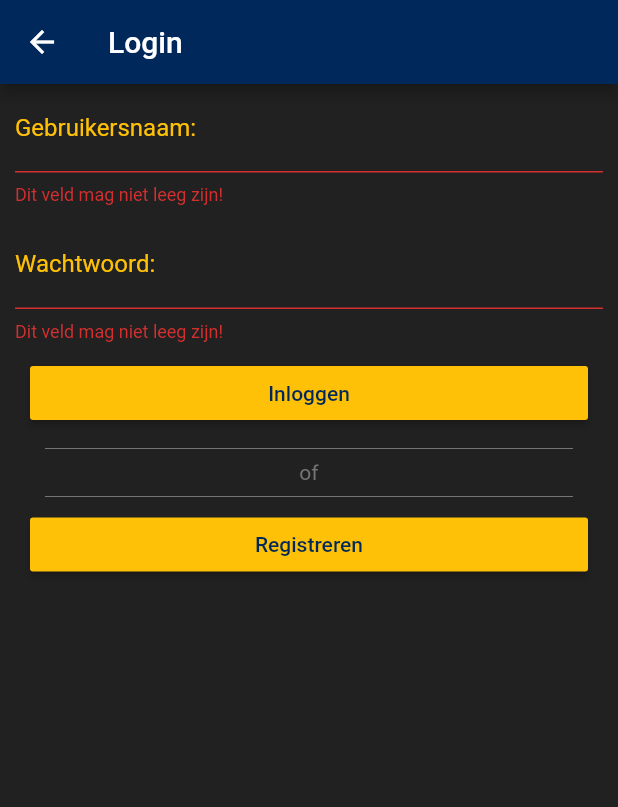
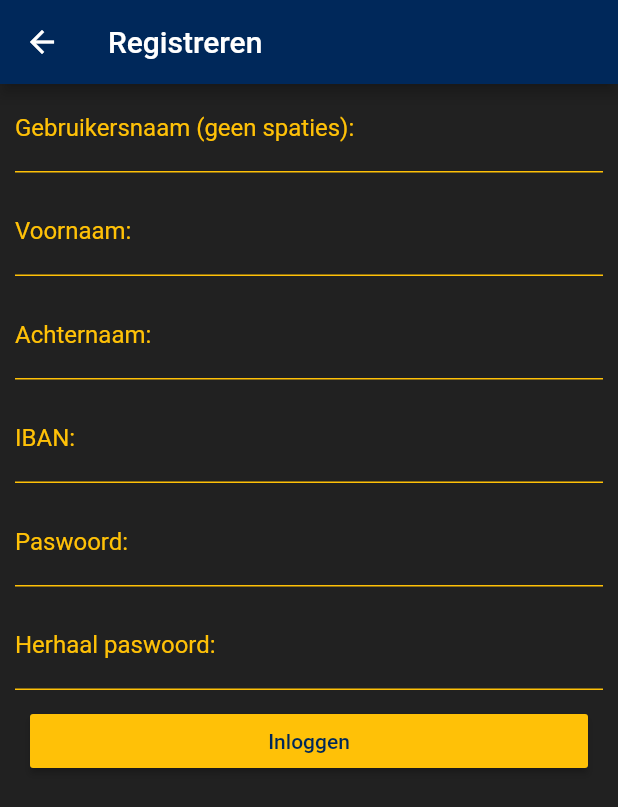
Before and after one commit to arnevandoorslaer/ucll-mobile-1920, a Flutter app: the LoginScreen screen opened by its route, after a tap on "Inloggen", after a tap on "Registreren", on a phone screen of 412 x 824 dp. Shown: the top 807 px of the screen. Run offline on Flutter 3.47's test engine with Material 2 defaults, Android fonts, the phone set to English and light mode, and no system bars; our stand-ins replace flutter_datetime_picker, flutter_spinkit; missing offline and left inert: flutter_multiselect.

Commit message:
register screen

```diff
--- a/FirstFlutter/first_flutter/lib/main.dart
+++ b/FirstFlutter/first_flutter/lib/main.dart
@@ -1,6 +1,7 @@
 import 'pages/addEvent.dart';
 import 'pages/loading.dart';
 import 'pages/loginScreen.dart';
+import 'pages/registerScreen.dart';
 import 'package:flutter/material.dart';
 
 import 'pages/home.dart';
@@ -12,5 +13,6 @@ void main() => runApp(MaterialApp(
     "/home" : (context) => Home(),
     "/add" : (context) => AddEvent(),
     "/login" : (context) => LoginScreen(),
+    "/register" : (context) => RegisterScreen(),
   },
 ));
--- a/FirstFlutter/first_flutter/lib/pages/loginScreen.dart
+++ b/FirstFlutter/first_flutter/lib/pages/loginScreen.dart
@@ -117,7 +117,7 @@ class _LoginScreenState extends State<LoginScreen> {
                     padding: const EdgeInsets.fromLTRB(20, 0, 20, 5),
                     child: RaisedButton(
                         onPressed: () {
-
+                          Navigator.pushNamed(context,  "/register");
                         },
                         color: Colors.amber,
                         child: Text('Registreren',
--- /dev/null
+++ b/FirstFlutter/first_flutter/lib/pages/registerScreen.dart
@@ -0,0 +1,19 @@
+import 'package:Cleverdivide/widgets/appbar.dart';
+import 'package:Cleverdivide/widgets/registerForm.dart';
+import 'package:flutter/material.dart';
+
+class RegisterScreen extends StatefulWidget {
+  @override
+  _RegisterScreenState createState() => _RegisterScreenState();
+}
+
+class _RegisterScreenState extends State<RegisterScreen> {
+  @override
+  Widget build(BuildContext context) {
+    return Scaffold(
+      appBar: CustomAppBarWidget(text: "Registreren",),
+      body: RegisterForm(),
+      backgroundColor: Colors.grey[900],
+    );
+  }
+}
--- /dev/null
+++ b/FirstFlutter/first_flutter/lib/widgets/registerForm.dart
@@ -0,0 +1,217 @@
+import 'package:flutter/material.dart';
+
+class RegisterForm extends StatefulWidget {
+  @override
+  _RegisterFormState createState() => _RegisterFormState();
+}
+
+class _RegisterFormState extends State<RegisterForm> {
+  final _formKey = GlobalKey<FormState>();
+
+  @override
+  Widget build(BuildContext context) {
+    return ListView(
+      children: <Widget>[
+        Form(
+          key: _formKey,
+          child: Column(
+            crossAxisAlignment: CrossAxisAlignment.stretch,
+            children: <Widget>[
+              Padding(
+                padding: const EdgeInsets.fromLTRB(10,0,10,10),
+                child: TextFormField(
+                  maxLines: null,
+                  style: TextStyle(
+                    color: Colors.white,
+                  ),
+                  validator: (value) {
+                    if (value.isEmpty) {
+                      return "Dit veld mag niet leeg zijn!";
+                    }
+                    if(value.contains(" ")){
+                      return "Geen spaties bitch!";
+                    }
+                    return null;
+                  },
+                  decoration: InputDecoration(
+                    labelText: 'Gebruikersnaam (geen spaties): ',
+                    labelStyle: TextStyle(
+                      color: Colors.amber,
+                    ),
+                    focusedBorder: UnderlineInputBorder(
+                        borderSide: BorderSide(color: Colors.amber)
+                    ),
+                    enabledBorder: UnderlineInputBorder(
+                        borderSide: BorderSide(color: Colors.amber)
+                    ),
+                  ),
+                ),
+              ),
+
+              Padding(
+                padding: const EdgeInsets.fromLTRB(10,0,10,10),
+                child: TextFormField(
+                  maxLines: null,
+                  style: TextStyle(
+                    color: Colors.white,
+                  ),
+                  validator: (value) {
+                    if (value.isEmpty) {
+                      return "Dit veld mag niet leeg zijn!";
+                    }
+                    return null;
+                  },
+                  decoration: InputDecoration(
+                    labelText: 'Voornaam: ',
+                    labelStyle: TextStyle(
+                      color: Colors.amber,
+                    ),
+                    focusedBorder: UnderlineInputBorder(
+                        borderSide: BorderSide(color: Colors.amber)
+                    ),
+                    enabledBorder: UnderlineInputBorder(
+                        borderSide: BorderSide(color: Colors.amber)
+                    ),
+                  ),
+                ),
+              ),
+
+              Padding(
+                padding: const EdgeInsets.fromLTRB(10,0,10,10),
+                child: TextFormField(
+                  maxLines: null,
+                  style: TextStyle(
+                    color: Colors.white,
+                  ),
+                  validator: (value) {
+                    if (value.isEmpty) {
+                      return "Dit veld mag niet leeg zijn!";
+                    }
+                    return null;
+                  },
+                  decoration: InputDecoration(
+                    labelText: 'Achternaam: ',
+                    labelStyle: TextStyle(
+                      color: Colors.amber,
+                    ),
+                    focusedBorder: UnderlineInputBorder(
+                        borderSide: BorderSide(color: Colors.amber)
+                    ),
+                    enabledBorder: UnderlineInputBorder(
+                        borderSide: BorderSide(color: Colors.amber)
+                    ),
+                  ),
+                ),
+              ),
+
+              Padding(
+                padding: const EdgeInsets.fromLTRB(10,0,10,10),
+                child: TextFormField(
+                  maxLines: null,
+                  style: TextStyle(
+                    color: Colors.white,
+                  ),
+                  validator: (value) {
+                    if (value.isEmpty) {
+                      return "Dit veld mag niet leeg zijn!";
+                    }
+                    return null;
+                  },
+                  decoration: InputDecoration(
+                    labelText: 'IBAN: ',
+                    labelStyle: TextStyle(
+                      color: Colors.amber,
+                    ),
+                    focusedBorder: UnderlineInputBorder(
+                        borderSide: BorderSide(color: Colors.amber)
+                    ),
+                    enabledBorder: UnderlineInputBorder(
+                        borderSide: BorderSide(color: Colors.amber)
+                    ),
+                  ),
+                ),
+              ),
+
+              Padding(
+                padding: const EdgeInsets.fromLTRB(10,0,10,10),
+                child: TextFormField(
+                  obscureText: true,
+                  maxLines: null,
+                  style: TextStyle(
+                    color: Colors.white,
+                  ),
+                  validator: (value) {
+                    if (value.isEmpty) {
+                      return "Dit veld mag niet leeg zijn!";
+                    }
+                    return null;
+                  },
+                  decoration: InputDecoration(
+                    labelText: 'Paswoord: ',
+                    labelStyle: TextStyle(
+                      color: Colors.amber,
+                    ),
+                    focusedBorder: UnderlineInputBorder(
+                        borderSide: BorderSide(color: Colors.amber)
+                    ),
+                    enabledBorder: UnderlineInputBorder(
+                        borderSide: BorderSide(color: Colors.amber)
+                    ),
+                  ),
+                ),
+              ),
+
+              Padding(
+                padding: const EdgeInsets.fromLTRB(10,0,10,10),
+                child: TextFormField(
+                  obscureText: true,
+                  maxLines: null,
+                  style: TextStyle(
+                    color: Colors.white,
+                  ),
+                  validator: (value) {
+                    if (value.isEmpty) {
+                      return "Dit veld mag niet leeg zijn!";
+                    }
+                    return null;
+                  },
+                  decoration: InputDecoration(
+                    labelText: 'Herhaal paswoord: ',
+                    labelStyle: TextStyle(
+                      color: Colors.amber,
+                    ),
+                    focusedBorder: UnderlineInputBorder(
+                        borderSide: BorderSide(color: Colors.amber)
+                    ),
+                    enabledBorder: UnderlineInputBorder(
+                        borderSide: BorderSide(color: Colors.amber)
+                    ),
+                  ),
+                ),
+              ),
+
+              Padding(
+                padding: const EdgeInsets.fromLTRB(20, 0, 20, 5),
+                child: RaisedButton(
+                    onPressed: () {
+                      if(_formKey.currentState.validate()){
+                        //registreer code
+                      }
+                    },
+                    color: Colors.amber,
+                    child: Text('Inloggen',
+                        style: TextStyle(
+                          color: Color(0xff00285A),
+                        )
+                    )
+                ),
+              ),
+
+
+            ],
+          ),
+        )
+      ],
+    );
+  }
+}
```
